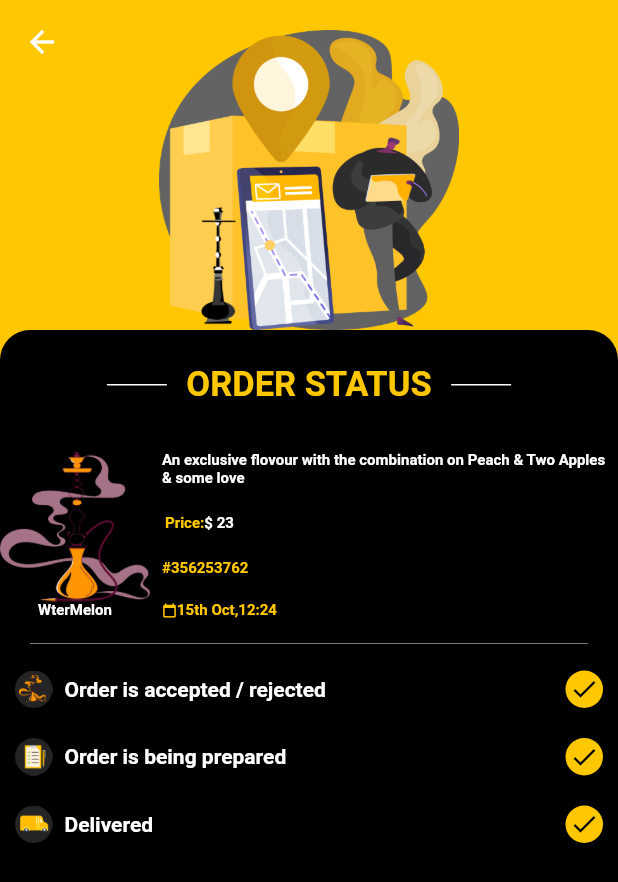
After one commit to tashfeenzaidi/Hokaa, a Flutter app: the OrderStatus screen opened by its route, on a phone screen of 412 x 824 dp. The commit adds this screen. Shown: the top 882 px of the screen. Run offline on Flutter 3.47's test engine with Material 2 defaults, Android fonts, the phone set to English and light mode, and no system bars; our stand-ins replace dotted_line, get; Roboto replaces fonts that are missing (Helvetica).

Commit message:
order status screen done

```diff
--- a/lib/Orders/orderdetails.dart
+++ b/lib/Orders/orderdetails.dart
@@ -8,6 +8,11 @@ class OrderDetails extends StatelessWidget {
   @override
   Widget build(BuildContext context) {
     return Scaffold(
+        appBar: AppBar(
+          elevation: 0,
+          backgroundColor: Colors.transparent,
+        ),
+        extendBodyBehindAppBar: true,
         body: Container(
             color: primaryColor,
             child: ListView(padding: EdgeInsets.zero, children: [
@@ -64,11 +69,17 @@ class OrderDetails extends StatelessWidget {
                               children: [
                                 Row(
                                   children: [
-                                    Image.asset(
-                                      "assets/hookah.png",
-                                      height: 100,
-                                      width: 100,
-                                      fit: BoxFit.fill,
+                                    Column(
+                                      children: [
+                                        Image.asset(
+                                          "assets/hookah.png",
+                                          height: 100,
+                                          width: 100,
+                                          fit: BoxFit.fill,
+                                        ),
+                                        Text("WterMelon",
+                                            style: littleTextStyle)
+                                      ],
                                     ),
                                     Expanded(
                                       child: Column(
--- /dev/null
+++ b/lib/Orders/orderstatus.dart
@@ -0,0 +1,250 @@
+import 'package:flutter/material.dart';
+import 'package:gold_crowne/constants.dart';
+
+class OrderStatus extends StatelessWidget {
+  const OrderStatus({Key? key}) : super(key: key);
+
+  @override
+  Widget build(BuildContext context) {
+    return Scaffold(
+        appBar: AppBar(
+          elevation: 0,
+          backgroundColor: Colors.transparent,
+        ),
+        extendBodyBehindAppBar: true,
+        body: Container(
+            color: primaryColor,
+            child: ListView(padding: EdgeInsets.zero, children: [
+              Container(
+                  padding: EdgeInsets.only(top: 20),
+                  child: Image.asset(
+                    "assets/order-status.png",
+                    height: 200,
+                    width: 200,
+                  )),
+              SizedBox(
+                  height: MediaQuery.of(context).size.height,
+                  child: Container(
+                    decoration: BoxDecoration(
+                        color: primayBackgroundColor,
+                        borderRadius: BorderRadius.only(
+                            topLeft: Radius.circular(20),
+                            topRight: Radius.circular(20))),
+                    child: Column(
+                      children: [
+                        Padding(
+                          padding: const EdgeInsets.all(10.0),
+                          child: Row(
+                            mainAxisAlignment: MainAxisAlignment.center,
+                            children: [
+                              Container(
+                                  width: 40,
+                                  child: Divider(
+                                    color: Colors.white,
+                                    thickness: 1,
+                                  )),
+                              Padding(
+                                padding: const EdgeInsets.all(13.0),
+                                child: Text("ORDER STATUS",
+                                    style:
+                                        Theme.of(context).textTheme.headline3),
+                              ),
+                              Container(
+                                  width: 40,
+                                  child: Divider(
+                                    color: Colors.white,
+                                    thickness: 1,
+                                  ))
+                            ],
+                          ),
+                        ),
+                        Row(
+                          children: [
+                            Column(
+                              children: [
+                                Image.asset(
+                                  "assets/hookah.png",
+                                  height: 100,
+                                  width: 100,
+                                  fit: BoxFit.fill,
+                                ),
+                                Text("WterMelon", style: littleTextStyle)
+                              ],
+                            ),
+                            Expanded(
+                              child: Column(
+                                crossAxisAlignment: CrossAxisAlignment.start,
+                                mainAxisAlignment:
+                                    MainAxisAlignment.spaceBetween,
+                                children: [
+                                  Padding(
+                                    padding: const EdgeInsets.all(8.0),
+                                    child: Text(
+                                      "An exclusive flovour with the combination on Peach & Two Apples & some love",
+                                      style: littleTextStyle,
+                                    ),
+                                  ),
+                                  Padding(
+                                    padding: const EdgeInsets.all(10.0),
+                                    child: Row(
+                                      children: [
+                                        Text(
+                                          "Price:",
+                                          style: littleDateStyle,
+                                        ),
+                                        Text(
+                                          "\$ 23",
+                                          style: littleTextStyle,
+                                        ),
+                                      ],
+                                    ),
+                                  ),
+                                  Padding(
+                                    padding: const EdgeInsets.all(8.0),
+                                    child: Text(
+                                      "#356253762",
+                                      style: littleDateStyle,
+                                    ),
+                                  ),
+                                  Padding(
+                                    padding: const EdgeInsets.all(8.0),
+                                    child: Row(
+                                      children: [
+                                        Icon(
+                                          Icons.calendar_today,
+                                          color: primaryColor,
+                                          size: 10,
+                                        ),
+                                        Text(
+                                          "15th Oct,12:24",
+                                          style: littleDateStyle,
+                                        ),
+                                      ],
+                                    ),
+                                  ),
+                                ],
+                              ),
+                            )
+                          ],
+                        ),
+                        Padding(
+                          padding: EdgeInsets.only(left: 20.0, right: 20),
+                          child: Divider(
+                            thickness: 0.5,
+                            color: Colors.grey,
+                          ),
+                        ),
+                        Padding(
+                          padding: EdgeInsets.all(10.0),
+                          child: Row(
+                            mainAxisAlignment: MainAxisAlignment.spaceBetween,
+                            children: [
+                              Row(
+                                children: [
+                                  Image.asset(
+                                    "assets/hokaIcon.png",
+                                    width: 25,
+                                    height: 25,
+                                  ),
+                                  Padding(
+                                    padding: EdgeInsets.only(left: 8.0),
+                                    child: Text(
+                                      "Order is accepted / rejected",
+                                      style: historyTextstyle,
+                                    ),
+                                  )
+                                ],
+                              ),
+                              Container(
+                                  width: 25,
+                                  height: 25,
+                                  decoration: BoxDecoration(
+                                      color: primaryColor,
+                                      shape: BoxShape.circle),
+                                  child: Center(
+                                    child: Icon(
+                                      Icons.done,
+                                      size: 20,
+                                    ),
+                                  )),
+                            ],
+                          ),
+                        ),
+                        Padding(
+                          padding: EdgeInsets.all(10.0),
+                          child: Row(
+                            mainAxisAlignment: MainAxisAlignment.spaceBetween,
+                            children: [
+                              Row(
+                                children: [
+                                  Image.asset(
+                                    "assets/perpareIcon.png",
+                                    width: 25,
+                                    height: 25,
+                                  ),
+                                  Padding(
+                                    padding: EdgeInsets.only(left: 8.0),
+                                    child: Text(
+                                      "Order is being prepared",
+                                      style: historyTextstyle,
+                                    ),
+                                  )
+                                ],
+                              ),
+                              Container(
+                                  width: 25,
+                                  height: 25,
+                                  decoration: BoxDecoration(
+                                      color: primaryColor,
+                                      shape: BoxShape.circle),
+                                  child: Center(
+                                    child: Icon(
+                                      Icons.done,
+                                      size: 20,
+                                    ),
+                                  )),
+                            ],
+                          ),
+                        ),
+                        Padding(
+                          padding: EdgeInsets.all(10.0),
+                          child: Row(
+                            mainAxisAlignment: MainAxisAlignment.spaceBetween,
+                            children: [
+                              Row(
+                                children: [
+                                  Image.asset(
+                                    "assets/deliverIcon.png",
+                                    width: 25,
+                                    height: 25,
+                                  ),
+                                  Padding(
+                                    padding: EdgeInsets.only(left: 8.0),
+                                    child: Text(
+                                      "Delivered",
+                                      style: historyTextstyle,
+                                    ),
+                                  )
+                                ],
+                              ),
+                              Container(
+                                  width: 25,
+                                  height: 25,
+                                  decoration: BoxDecoration(
+                                      color: primaryColor,
+                                      shape: BoxShape.circle),
+                                  child: Center(
+                                    child: Icon(
+                                      Icons.done,
+                                      size: 20,
+                                    ),
+                                  )),
+                            ],
+                          ),
+                        )
+                      ],
+                    ),
+                  ))
+            ])));
+  }
+}
--- a/lib/main.dart
+++ b/lib/main.dart
@@ -2,6 +2,7 @@ import 'package:flutter/material.dart';
 import 'package:get/get.dart';
 import 'package:gold_crowne/Orders/orderdetails.dart';
 import 'package:gold_crowne/Orders/ordershistory.dart';
+import 'package:gold_crowne/Orders/orderstatus.dart';
 import 'package:gold_crowne/Screens/Auth/Signup.dart';
 
 import 'package:gold_crowne/Screens/Auth/signin.dart';
@@ -43,6 +44,7 @@ class MyApp extends StatelessWidget {
           GetPage(name: "/forgotPassword", page: () => ForgotPassword()),
           GetPage(name: "/ordershistory", page: () => OrderHistory()),
           GetPage(name: "/orderdetail", page: () => OrderDetails()),
+          GetPage(name: "/orderstatus", page: () => OrderStatus()),
         ],
         home: SplashScreen());
   }
```
Also changed, not shown: assets/deliverIcon.png (added), assets/hokaIcon.png (added), assets/order-status.png (added), assets/perpareIcon.png (added).
